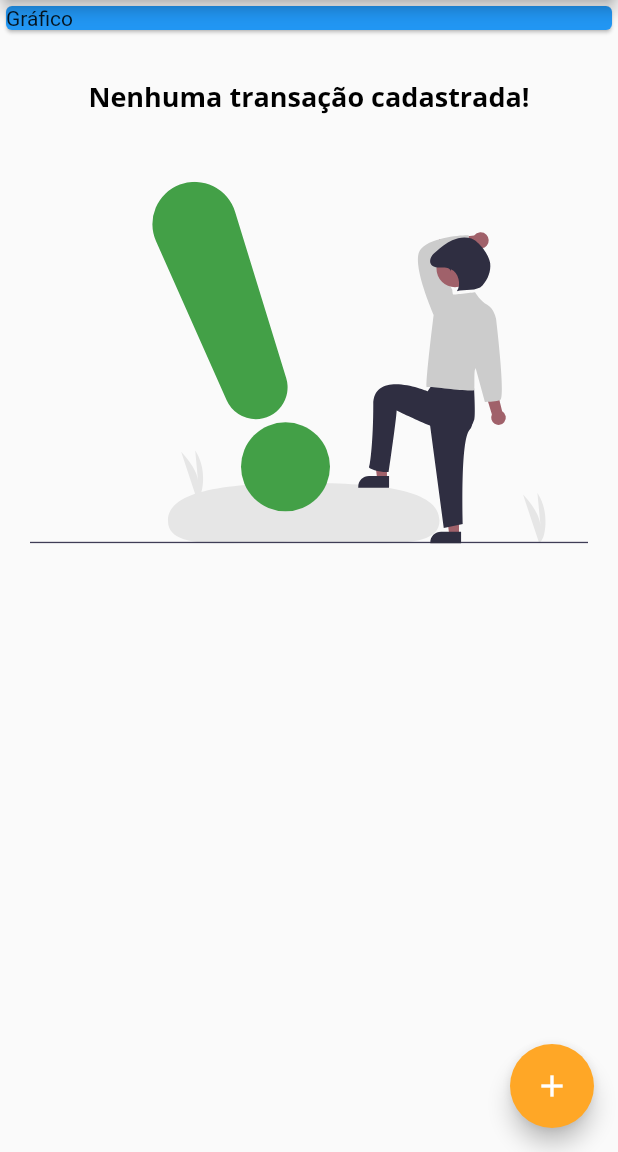
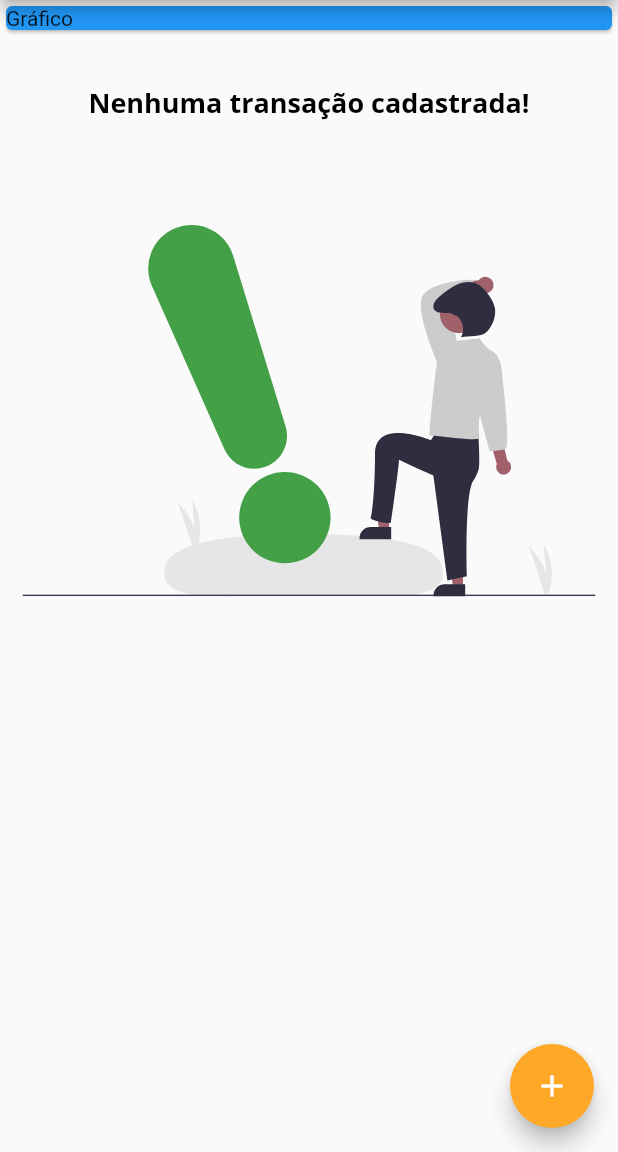
Before and after one commit to AlexBitar80/despesas_pessoais_app, a Flutter app: the screen it shows after launch, on a phone screen of 412 x 824 dp, the part 84-1236 px from its top. Run offline on Flutter 3.47's test engine with Material 2 defaults, Android fonts, the phone set to English and light mode, and no system bars; our stand-ins replace flutter_svg.

Commit message:
fix: when not contain transactions and changed parameter double in value textfield to String fix image height when not contain transactions and changed parameter double in value textfield to String

```diff
--- a/lib/components/transaction_card_list.dart
+++ b/lib/components/transaction_card_list.dart
@@ -23,14 +23,19 @@ class TransactionCardList extends StatelessWidget {
       child: transactions.isEmpty
           ? Column(
               children: <Widget>[
-                const SizedBox(height: 28),
+                const SizedBox(
+                  height: 32,
+                ),
                 Text(
                   'Nenhuma transação cadastrada!',
                   style: Theme.of(context).textTheme.titleLarge,
                 ),
+                const SizedBox(
+                  height: 28,
+                ),
                 SizedBox(
                   height: MediaQuery.of(context).size.height * 0.4,
-                  width: MediaQuery.of(context).size.width - 40,
+                  width: MediaQuery.of(context).size.width - 30,
                   child: SvgPicture.asset(waintingImage),
                 ),
                 const Spacer(),
@@ -51,7 +56,7 @@ class TransactionCardList extends StatelessWidget {
                             vertical: 10,
                           ),
                           child: Text(
-                            'R\$ ${transaction.amount.toStringAsFixed(2)}',
+                            'R\$ ${transaction.amount}',
                             style: TextStyle(
                               fontWeight: FontWeight.bold,
                               fontSize: 14.0,
--- a/lib/main.dart
+++ b/lib/main.dart
@@ -74,7 +74,7 @@ class _MyHomePageState extends State<MyHomePage> {
     // ),
   ];
 
-  _addTransaction(String title, double amount) {
+  _addTransaction(String title, String amount) {
     final newTransaction = Transaction(
       id: DateTime.now().toString(),
       title: title,
--- a/lib/models/transaction.dart
+++ b/lib/models/transaction.dart
@@ -1,7 +1,7 @@
 class Transaction {
   final String id;
   final String title;
-  final double amount;
+  final String amount;
   final DateTime date;
 
   Transaction({
```
Also changed, not shown: lib/components/transaction_form.dart (+4 -4 lines), pubspec.yaml (+3 -4 lines).
